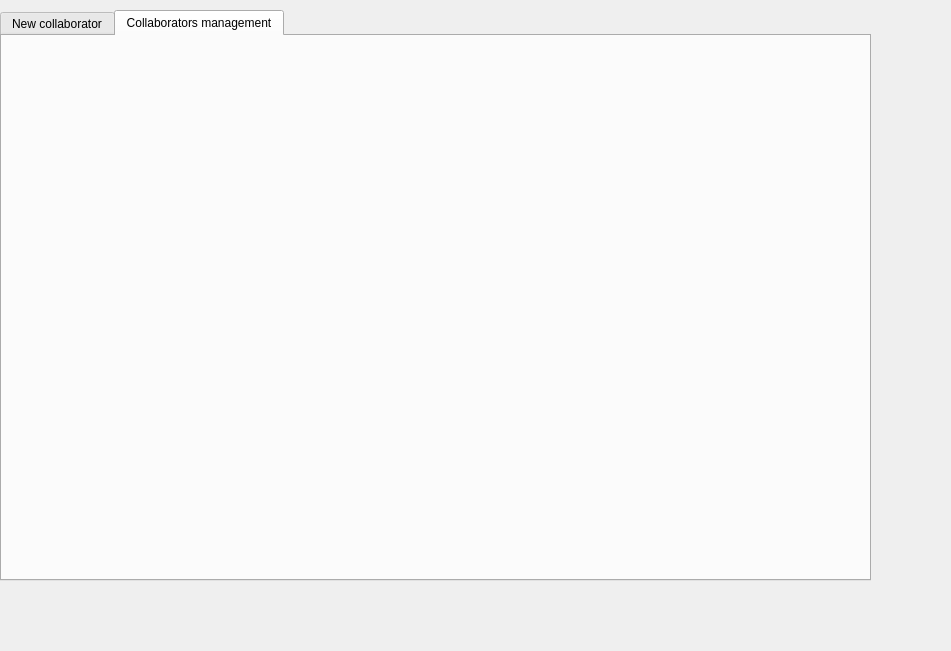
Above: collaboratosmanagementwindow.ui from ThiagoServulo/InventoryAndSalesManagement before the change. Below: the same form after it.
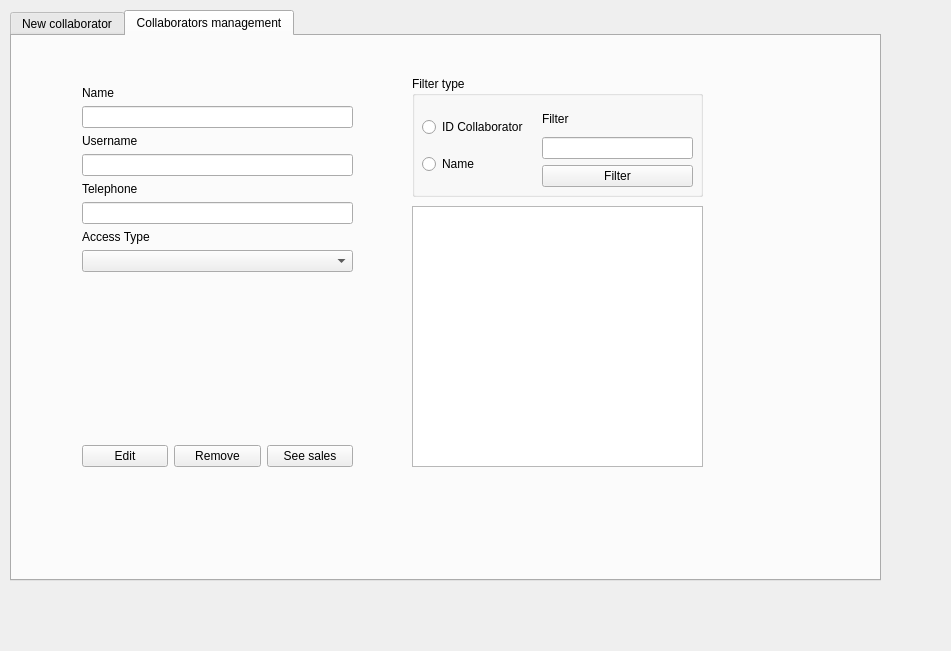
That is the form after the change. The open tabs and pages were chosen to show the change.

Commit message: Create collaborators management tab layout

What changed in the file:
```diff
--- a/collaboratosmanagementwindow.ui
+++ b/collaboratosmanagementwindow.ui
@@ -16,7 +16,7 @@
   <widget class="QTabWidget" name="tabWidget">
    <property name="geometry">
     <rect>
-     <x>0</x>
+     <x>10</x>
      <y>10</y>
      <width>871</width>
      <height>571</height>
@@ -162,6 +162,190 @@
     <attribute name="title">
      <string>Collaborators management</string>
     </attribute>
+    <widget class="QGroupBox" name="groupBox_cm_filter">
+     <property name="geometry">
+      <rect>
+       <x>400</x>
+       <y>40</y>
+       <width>291</width>
+       <height>121</height>
+      </rect>
+     </property>
+     <property name="title">
+      <string>Filter type</string>
+     </property>
+     <widget class="QWidget" name="">
+      <property name="geometry">
+       <rect>
+        <x>10</x>
+        <y>30</y>
+        <width>107</width>
+        <height>81</height>
+       </rect>
+      </property>
+      <layout class="QVBoxLayout" name="verticalLayout_9">
+       <item>
+        <widget class="QRadioButton" name="radioButton_cm_idCollaborator">
+         <property name="text">
+          <string>ID Collaborator</string>
+         </property>
+        </widget>
+       </item>
+       <item>
+        <widget class="QRadioButton" name="radioButton_cm_name">
+         <property name="text">
+          <string>Name</string>
+         </property>
+        </widget>
+       </item>
+      </layout>
+     </widget>
+     <widget class="QWidget" name="">
+      <property name="geometry">
+       <rect>
+        <x>130</x>
+        <y>30</y>
+        <width>151</width>
+        <height>81</height>
+       </rect>
+      </property>
+      <layout class="QVBoxLayout" name="verticalLayout_10">
+       <item>
+        <widget class="QLabel" name="label_cm_filter">
+         <property name="text">
+          <string>Filter</string>
+         </property>
+        </widget>
+       </item>
+       <item>
+        <widget class="QLineEdit" name="lineEdit_cm_filter"/>
+       </item>
+       <item>
+        <widget class="QPushButton" name="pushButton_cm_filter">
+         <property name="text">
+          <string>Filter</string>
+         </property>
+        </widget>
+       </item>
+      </layout>
+     </widget>
+    </widget>
+    <widget class="QTableWidget" name="tableWidget_cm_collaborators">
+     <property name="geometry">
+      <rect>
+       <x>400</x>
+       <y>170</y>
+       <width>291</width>
+       <height>261</height>
+      </rect>
+     </property>
+    </widget>
+    <widget class="QWidget" name="">
+     <property name="geometry">
+      <rect>
+       <x>70</x>
+       <y>50</y>
+       <width>271</width>
+       <height>381</height>
+      </rect>
+     </property>
+     <layout class="QVBoxLayout" name="verticalLayout_8">
+      <item>
+       <layout class="QVBoxLayout" name="verticalLayout_4">
+        <item>
+         <widget class="QLabel" name="label_cm_name">
+          <property name="text">
+           <string>Name</string>
+          </property>
+         </widget>
+        </item>
+        <item>
+         <widget class="QLineEdit" name="lineEdit_cm_name"/>
+        </item>
+       </layout>
+      </item>
+      <item>
+       <layout class="QVBoxLayout" name="verticalLayout_5">
+        <item>
+         <widget class="QLabel" name="label_cm_username">
+          <property name="text">
+           <string>Username</string>
+          </property>
+         </widget>
+        </item>
+        <item>
+         <widget class="QLineEdit" name="lineEdit_cm_username"/>
+        </item>
+       </layout>
+      </item>
+      <item>
+       <layout class="QVBoxLayout" name="verticalLayout_6">
+        <item>
+         <widget class="QLabel" name="label_cm_telephone">
+          <property name="text">
+           <string>Telephone</string>
+          </property>
+         </widget>
+        </item>
+        <item>
+         <widget class="QLineEdit" name="lineEdit_cm_telephone"/>
+        </item>
+       </layout>
+      </item>
+      <item>
+       <layout class="QVBoxLayout" name="verticalLayout_7">
+        <item>
+         <widget class="QLabel" name="label_cm_accessType">
+          <property name="text">
+           <string>Access Type</string>
+          </property>
+         </widget>
+        </item>
+        <item>
+         <widget class="QComboBox" name="comboBox_cm_accessType"/>
+        </item>
+        <item>
+         <spacer name="verticalSpacer_2">
+          <property name="orientation">
+           <enum>Qt::Vertical</enum>
+          </property>
+          <property name="sizeHint" stdset="0">
+           <size>
+            <width>20</width>
+            <height>40</height>
+           </size>
+          </property>
+         </spacer>
+        </item>
+       </layout>
+      </item>
+      <item>
+       <layout class="QHBoxLayout" name="horizontalLayout_3">
+        <item>
+         <widget class="QPushButton" name="pushButton_cm_edit">
+          <property name="text">
+           <string>Edit</string>
+          </property>
+         </widget>
+        </item>
+        <item>
+         <widget class="QPushButton" name="pushButton_cm_remove">
+          <property name="text">
+           <string>Remove</string>
+          </property>
+         </widget>
+        </item>
+        <item>
+         <widget class="QPushButton" name="pushButton_cm_seeSales">
+          <property name="text">
+           <string>See sales</string>
+          </property>
+         </widget>
+        </item>
+       </layout>
+      </item>
+     </layout>
+    </widget>
    </widget>
   </widget>
  </widget>
```
Left out of the diff: 4 changed lines with no effect on the pictures. The commit also changes 2 other files.
